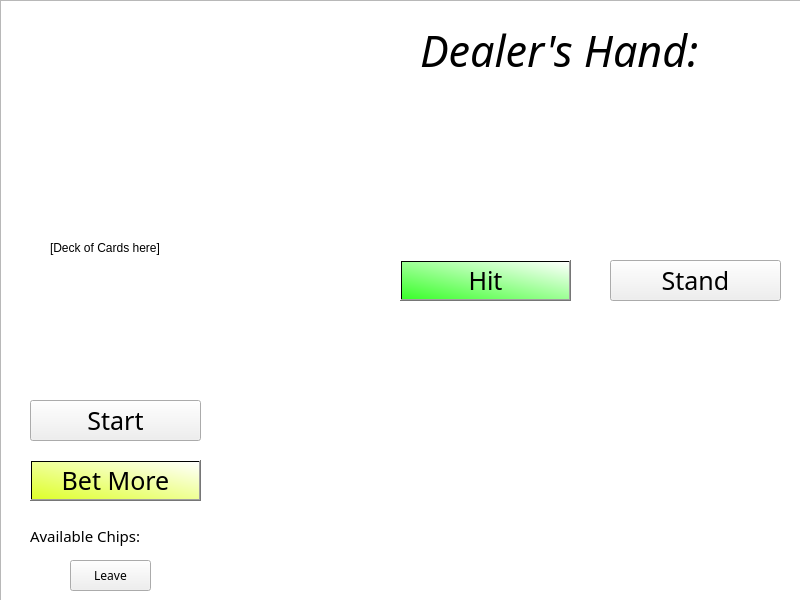
This is src/qt-design-files/blackjack.ui in j776w781/EECS-581-Project-3 as Qt 5 draws it before an edit. The edited form follows.
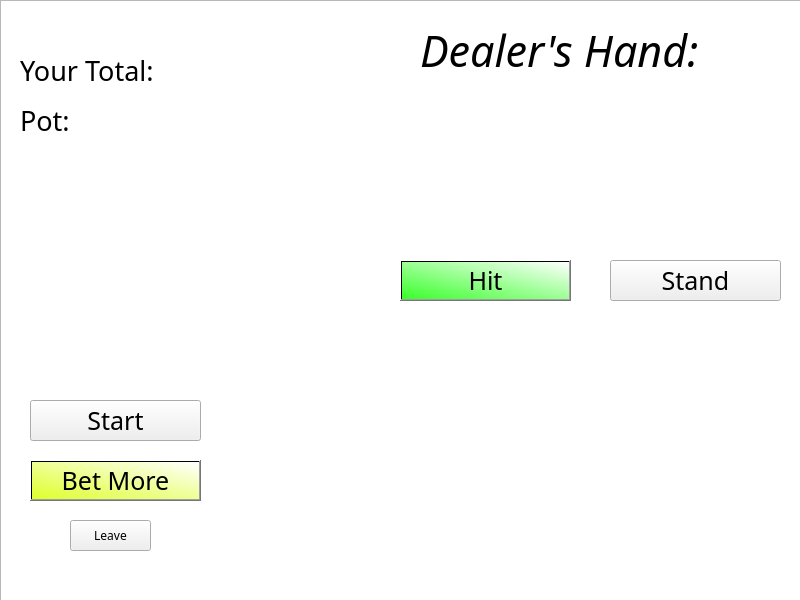
This is the edited form.

Commit message:
Blackjack Tinkerings
Made some updates to BlackJack and Menu screens. Fixed some bugs with Blackjack gameplay logic. Created global chip tracking system.

Diff of the .ui file:
```diff
--- a/src/qt-design-files/blackjack.ui
+++ b/src/qt-design-files/blackjack.ui
@@ -67,19 +67,6 @@
     <string>Dealer's Hand:</string>
    </property>
   </widget>
-  <widget class="QLabel" name="label">
-   <property name="geometry">
-    <rect>
-     <x>50</x>
-     <y>240</y>
-     <width>131</width>
-     <height>16</height>
-    </rect>
-   </property>
-   <property name="text">
-    <string>[Deck of Cards here]</string>
-   </property>
-  </widget>
   <widget class="QLabel" name="playerLabel">
    <property name="geometry">
     <rect>
@@ -160,8 +147,6 @@
    </property>
    <property name="styleSheet">
     <string notr="true">QPushButton {
-	
-	
 	background-color: qlineargradient(spread:pad, x1:0, y1:1, x2:1, y2:0, stop:0 rgba(222, 255, 42, 255), stop:1 rgba(255, 255, 255, 255));
 }
 </string>
@@ -173,20 +158,28 @@
   <widget class="QLabel" name="chipsNum">
    <property name="geometry">
     <rect>
-     <x>30</x>
-     <y>520</y>
-     <width>171</width>
-     <height>31</height>
+     <x>20</x>
+     <y>50</y>
+     <width>271</width>
+     <height>41</height>
     </rect>
    </property>
    <property name="font">
     <font>
      <family>Broadway</family>
-     <pointsize>11</pointsize>
+     <pointsize>20</pointsize>
     </font>
    </property>
+   <property name="styleSheet">
+    <string notr="true">QLabel {
+	background-color: qlineargradient(
+	x1:0, y1:0, x2:0, y2:1,
+	stop:0 #7d7a7a, stop:1 #c7bfbf);
+	color: black;
+}</string>
+   </property>
    <property name="text">
-    <string>Available Chips:</string>
+    <string>Your Total:</string>
    </property>
   </widget>
   <widget class="QPushButton" name="hitButton">
@@ -254,7 +247,7 @@
    <property name="geometry">
     <rect>
      <x>70</x>
-     <y>560</y>
+     <y>520</y>
      <width>81</width>
      <height>31</height>
     </rect>
@@ -276,9 +269,35 @@
     <string>Leave</string>
    </property>
   </widget>
+  <widget class="QLabel" name="potNum">
+   <property name="geometry">
+    <rect>
+     <x>20</x>
+     <y>100</y>
+     <width>271</width>
+     <height>41</height>
+    </rect>
+   </property>
+   <property name="font">
+    <font>
+     <family>Broadway</family>
+     <pointsize>20</pointsize>
+    </font>
+   </property>
+   <property name="styleSheet">
+    <string notr="true">QLabel {
+	background-color: qlineargradient(
+	x1:0, y1:0, x2:0, y2:1,
+	stop:0 #7d7a7a, stop:1 #c7bfbf);
+	color: black;
+}</string>
+   </property>
+   <property name="text">
+    <string>Pot: </string>
+   </property>
+  </widget>
   <zorder>cardGraphicsView</zorder>
   <zorder>dealerLabel</zorder>
-  <zorder>label</zorder>
   <zorder>playerLabel</zorder>
   <zorder>dealButton</zorder>
   <zorder>betButton</zorder>
@@ -286,6 +305,7 @@
   <zorder>hitButton</zorder>
   <zorder>standButton</zorder>
   <zorder>leaveButton</zorder>
+  <zorder>potNum</zorder>
  </widget>
  <resources/>
  <connections/>
```
The commit also changes 20 other files.
